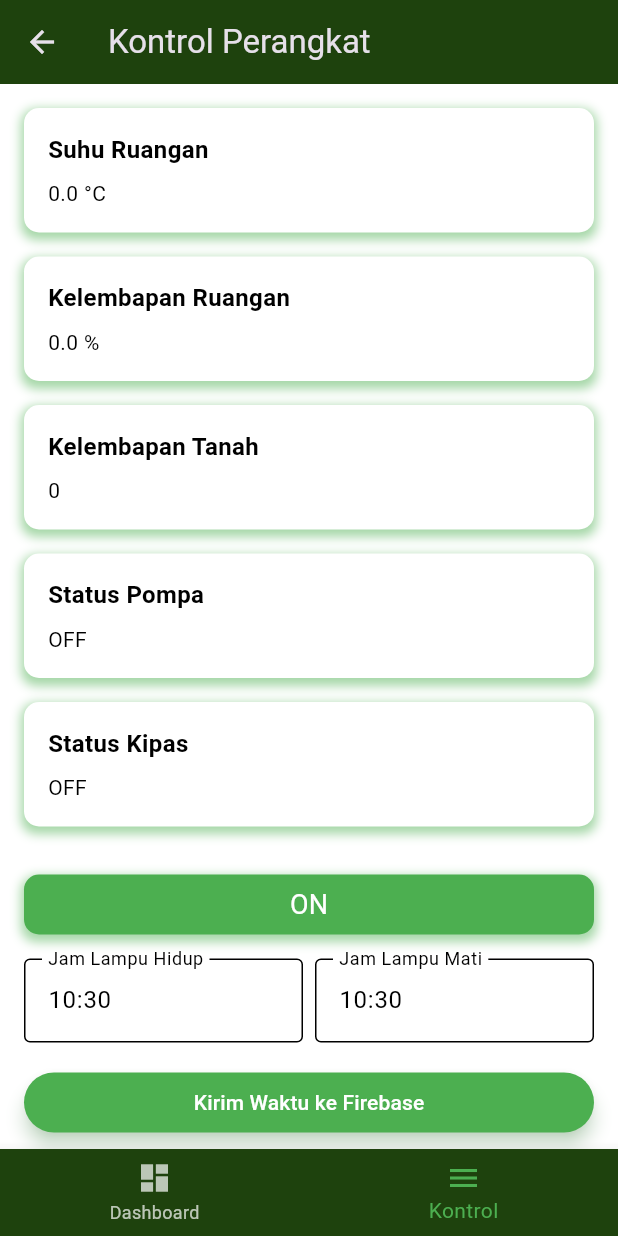
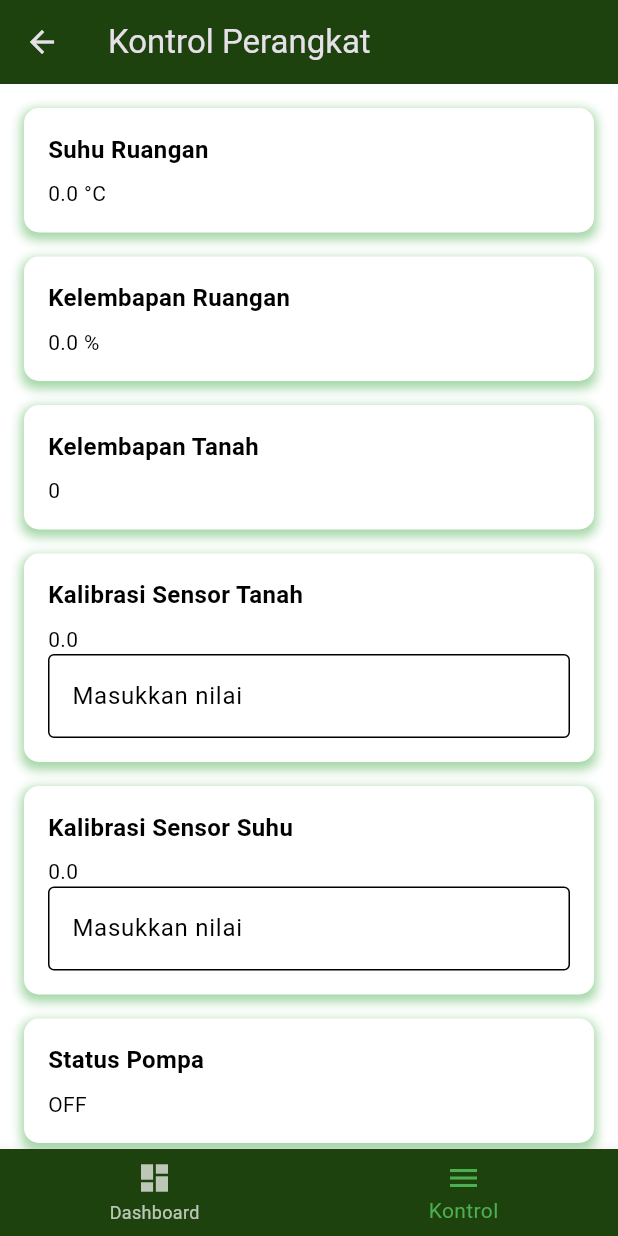
Before and after one commit to UdinDesu/aplikasi_smart_green_house, a Flutter app: the MenuPageApp screen opened by its route, on a phone screen of 412 x 824 dp. Run offline on Flutter 3.47's test engine with Material 3 defaults, Android fonts, the phone set to English and light mode, and no system bars; our stand-ins replace carousel_slider, firebase_core, firebase_database; accounts and stored records are empty.

Commit message:
Update FIX

```diff
--- a/lib/menu_page.dart
+++ b/lib/menu_page.dart
@@ -41,19 +41,31 @@ class _MenuPageAppState extends State<MenuPageApp> {
   DatabaseReference? _firebaseRelayRef;
   bool _isDisposed = false;
 
-  final DatabaseReference led1Reference = FirebaseDatabase.instance.reference().child('Status').child('Lampu');
+  final DatabaseReference led1Reference = FirebaseDatabase.instance.reference()
+      .child('Status')
+      .child('Lampu');
+
+  double kalibrasiSensorTanah = 0.0;
+  double kalibrasiSensorSuhu = 0.0;
+
+  TextEditingController kalibrasiSensorTanahController = TextEditingController();
+  TextEditingController kalibrasiSensorSuhuController = TextEditingController();
 
   void _updateSensorData(dynamic data) {
     setState(() {
       suhuRuangan = (data['Suhu_ruangan'] as num?)?.toDouble() ?? 0.0;
-      kelembapanRuangan = (data['Kelembapan_ruangan'] as num?)?.toDouble() ?? 0.0;
+      kelembapanRuangan =
+          (data['Kelembapan_ruangan'] as num?)?.toDouble() ?? 0.0;
       kelembapanTanah = (data['Kelembapan_tanah'] as num?)?.toInt() ?? 0;
+      kalibrasiSensorTanah =
+          (data['Kalibrasi_sensor_tanah'] as num?)?.toDouble() ?? 0.0;
+      kalibrasiSensorSuhu =
+          (data['Kalibrasi_sensor_suhu'] as num?)?.toDouble() ?? 0.0;
     });
   }
 
   void _updateRelayStatus(dynamic data) {
     setState(() {
-      // Menggunakan DatabaseReference terpisah untuk relay
       statusRelay1 = (data['Pompa'] as String?) ?? 'OFF';
       statusRelay2 = (data['Kipas'] as String?) ?? 'OFF';
     });
@@ -63,17 +75,13 @@ class _MenuPageAppState extends State<MenuPageApp> {
   void initState() {
     super.initState();
 
-    // DatabaseReference untuk sensor
     _firebaseSensorRef = FirebaseDatabase.instance.reference().child('Sensor');
-    // DatabaseReference terpisah untuk relay
     _firebaseRelayRef = FirebaseDatabase.instance.reference().child('Status');
 
     _firebaseSensorRef?.onValue.listen((event) {
       if (!_isDisposed) {
         if (event.snapshot.value != null) {
           final dynamic data = event.snapshot.value;
-
-          // Memanggil metode terpisah untuk memproses sensor
           _updateSensorData(data);
         }
       }
@@ -83,8 +91,6 @@ class _MenuPageAppState extends State<MenuPageApp> {
       if (!_isDisposed) {
         if (event.snapshot.value != null) {
           final dynamic data = event.snapshot.value;
-
-          // Memanggil metode terpisah untuk memproses relay
           _updateRelayStatus(data);
         }
       }
@@ -113,18 +119,26 @@ class _MenuPageAppState extends State<MenuPageApp> {
 
   void _sendTimeData() {
     try {
-      // Menggabungkan nilai jam dan menit menjadi satu nilai untuk kedua lampu
       String waktuHidup = '${lampuHidup.hour}:${lampuHidup.minute}';
       String waktuMati = '${lampuMati.hour}:${lampuMati.minute}';
 
-      // Kirim data ke Firebase
       FirebaseDatabase.instance.reference().child('Waktu').set({
         'Hidup': waktuHidup,
         'Mati': waktuMati,
       });
     } catch (error) {
       print("Error sending time data: $error");
-      // Handle error accordingly, e.g., show an error message
+    }
+  }
+
+  void _sendCalibrationData() {
+    try {
+      FirebaseDatabase.instance.reference().child('Sensor').update({
+        'Kalibrasi_sensor_tanah': kalibrasiSensorTanah,
+        'Kalibrasi_sensor_suhu': kalibrasiSensorSuhu,
+      });
+    } catch (error) {
+      print("Error sending calibration data: $error");
     }
   }
 
@@ -142,6 +156,18 @@ class _MenuPageAppState extends State<MenuPageApp> {
           buildDataItem('Suhu Ruangan', '$suhuRuangan °C'),
           buildDataItem('Kelembapan Ruangan', '$kelembapanRuangan %'),
           buildDataItem('Kelembapan Tanah', '$kelembapanTanah'),
+          buildDataItem(
+            'Kalibrasi Sensor Tanah',
+            '$kalibrasiSensorTanah',
+            isEditable: true,
+            controller: kalibrasiSensorTanahController,
+          ),
+          buildDataItem(
+            'Kalibrasi Sensor Suhu',
+            '$kalibrasiSensorSuhu',
+            isEditable: true,
+            controller: kalibrasiSensorSuhuController,
+          ),
           buildDataItem('Status Pompa', statusRelay1),
           buildDataItem('Status Kipas', statusRelay2),
           GestureDetector(
@@ -155,7 +181,8 @@ class _MenuPageAppState extends State<MenuPageApp> {
                 borderRadius: BorderRadius.circular(10),
                 boxShadow: [
                   BoxShadow(
-                    color: isLed1On ? Colors.green.withOpacity(0.5) : Colors.red.withOpacity(0.5),
+                    color: isLed1On ? Colors.green.withOpacity(0.5) : Colors.red
+                        .withOpacity(0.5),
                     spreadRadius: 2,
                     blurRadius: 5,
                     offset: Offset(0, 3),
@@ -182,7 +209,7 @@ class _MenuPageAppState extends State<MenuPageApp> {
                     TimeOfDay? selectedTime = await showTimePicker(
                       context: context,
                       initialTime: lampuHidup,
-                      initialEntryMode: TimePickerEntryMode.dial, // Set 24-hour format
+                      initialEntryMode: TimePickerEntryMode.dial,
                     );
                     if (selectedTime != null) {
                       setState(() {
@@ -209,7 +236,7 @@ class _MenuPageAppState extends State<MenuPageApp> {
                         TimeOfDay? selectedTime = await showTimePicker(
                           context: context,
                           initialTime: lampuHidup,
-                          initialEntryMode: TimePickerEntryMode.dial, // Set 24-hour format
+                          initialEntryMode: TimePickerEntryMode.dial,
                         );
                         if (selectedTime != null) {
                           setState(() {
@@ -218,7 +245,8 @@ class _MenuPageAppState extends State<MenuPageApp> {
                         }
                       },
                       controller: TextEditingController(
-                        text: '${lampuHidup.hour}:${lampuHidup.minute.toString().padLeft(2, '0')}', // Display in 24-hour format
+                        text: '${lampuHidup.hour}:${lampuHidup.minute.toString()
+                            .padLeft(2, '0')}',
                       ),
                     ),
                   ),
@@ -231,7 +259,7 @@ class _MenuPageAppState extends State<MenuPageApp> {
                     TimeOfDay? selectedTime = await showTimePicker(
                       context: context,
                       initialTime: lampuMati,
-                      initialEntryMode: TimePickerEntryMode.dial, // Set 24-hour format
+                      initialEntryMode: TimePickerEntryMode.dial,
                     );
                     if (selectedTime != null) {
                       setState(() {
@@ -258,7 +286,7 @@ class _MenuPageAppState extends State<MenuPageApp> {
                         TimeOfDay? selectedTime = await showTimePicker(
                           context: context,
                           initialTime: lampuMati,
-                          initialEntryMode: TimePickerEntryMode.dial, // Set 24-hour format
+                          initialEntryMode: TimePickerEntryMode.dial,
                         );
                         if (selectedTime != null) {
                           setState(() {
@@ -267,7 +295,8 @@ class _MenuPageAppState extends State<MenuPageApp> {
                         }
                       },
                       controller: TextEditingController(
-                        text: '${lampuMati.hour}:${lampuMati.minute.toString().padLeft(2, '0')}', // Display in 24-hour format
+                        text: '${lampuMati.hour}:${lampuMati.minute.toString()
+                            .padLeft(2, '0')}',
                       ),
                     ),
                   ),
@@ -275,14 +304,12 @@ class _MenuPageAppState extends State<MenuPageApp> {
               ),
             ],
           ),
-
           SizedBox(height: 16),
           ElevatedButton(
             onPressed: _sendTimeData,
             style: ElevatedButton.styleFrom(
-              primary: Colors.green, // Warna latar belakang tombol
+              primary: Colors.green,
               elevation: 5,
-              // Spread Radius, Blur Radius, dan Offset juga dapat diatur sesuai kebutuhan
               shadowColor: Colors.green.withOpacity(0.5),
             ).copyWith(
               backgroundColor: MaterialStateProperty.resolveWith<Color?>(
@@ -291,7 +318,6 @@ class _MenuPageAppState extends State<MenuPageApp> {
                 },
               ),
               elevation: MaterialStateProperty.resolveWith<double?>((_) => 5),
-              // Spread Radius, Blur Radius, dan Offset juga dapat diatur sesuai kebutuhan
               shadowColor: MaterialStateProperty.resolveWith<Color?>(
                     (Set<MaterialState> states) {
                   return Colors.green.withOpacity(0.5);
@@ -300,10 +326,33 @@ class _MenuPageAppState extends State<MenuPageApp> {
             ),
             child: Text(
               'Kirim Waktu ke Firebase',
-              style: TextStyle(color: Colors.white), // Warna teks tombol
+              style: TextStyle(color: Colors.white),
             ),
           ),
-
+          ElevatedButton(
+            onPressed: _sendCalibrationData,
+            style: ElevatedButton.styleFrom(
+              primary: Colors.green,
+              elevation: 5,
+              shadowColor: Colors.green.withOpacity(0.5),
+            ).copyWith(
+              backgroundColor: MaterialStateProperty.resolveWith<Color?>(
+                    (Set<MaterialState> states) {
+                  return Colors.green;
+                },
+              ),
+              elevation: MaterialStateProperty.resolveWith<double?>((_) => 5),
+              shadowColor: MaterialStateProperty.resolveWith<Color?>(
+                    (Set<MaterialState> states) {
+                  return Colors.green.withOpacity(0.5);
+                },
+              ),
+            ),
+            child: Text(
+              'Kirim Kalibrasi ke Firebase',
+              style: TextStyle(color: Colors.white),
+            ),
+          ),
         ],
       ),
       bottomNavigationBar: CustomBottomNavigationBar(
@@ -315,11 +364,13 @@ class _MenuPageAppState extends State<MenuPageApp> {
               PageRouteBuilder(
                 pageBuilder: (context, animation, secondaryAnimation) =>
                     DashboardApp(),
-                transitionsBuilder: (context, animation, secondaryAnimation, child) {
+                transitionsBuilder: (context, animation, secondaryAnimation,
+                    child) {
                   const begin = Offset(-1.0, 0.0);
                   const end = Offset.zero;
                   const curve = Curves.easeInOut;
-                  var tween = Tween(begin: begin, end: end).chain(CurveTween(curve: curve));
+                  var tween = Tween(begin: begin, end: end).chain(
+                      CurveTween(curve: curve));
                   var offsetAnimation = animation.drive(tween);
 
                   return SlideTransition(
@@ -338,7 +389,8 @@ class _MenuPageAppState extends State<MenuPageApp> {
     );
   }
 
-  Widget buildDataItem(String title, String value) {
+  Widget buildDataItem(String title, String value,
+      {bool isEditable = false, TextEditingController? controller}) {
     return Container(
       margin: EdgeInsets.only(bottom: 16),
       padding: EdgeInsets.all(16),
@@ -373,6 +425,36 @@ class _MenuPageAppState extends State<MenuPageApp> {
               fontSize: 14,
             ),
           ),
+          // Jika isEditable adalah true, tampilkan TextField untuk input kalibrasi
+          if (isEditable)
+            TextField(
+              controller: controller,
+              keyboardType: TextInputType.number,
+              decoration: InputDecoration(
+                labelText: 'Masukkan nilai',
+                labelStyle: TextStyle(color: Colors.black),
+                focusedBorder: OutlineInputBorder(
+                  borderSide: BorderSide(color: Colors.black),
+                ),
+                enabledBorder: OutlineInputBorder(
+                  borderSide: BorderSide(color: Colors.black),
+                ),
+              ),
+              onChanged: (newValue) {
+                // Update nilai kalibrasi saat pengguna memasukkan input
+                setState(() {
+                  if (title == 'Kalibrasi Sensor Tanah') {
+                    kalibrasiSensorTanah = double.tryParse(newValue) ?? 0.0;
+                  } else if (title == 'Kalibrasi Sensor Suhu') {
+                    kalibrasiSensorSuhu = double.tryParse(newValue) ?? 0.0;
+                  }
+                });
+
+                // Panggil fungsi untuk mengirim data ke Firebase
+                _sendCalibrationData();
+              },
+            ),
+
         ],
       ),
     );
```
